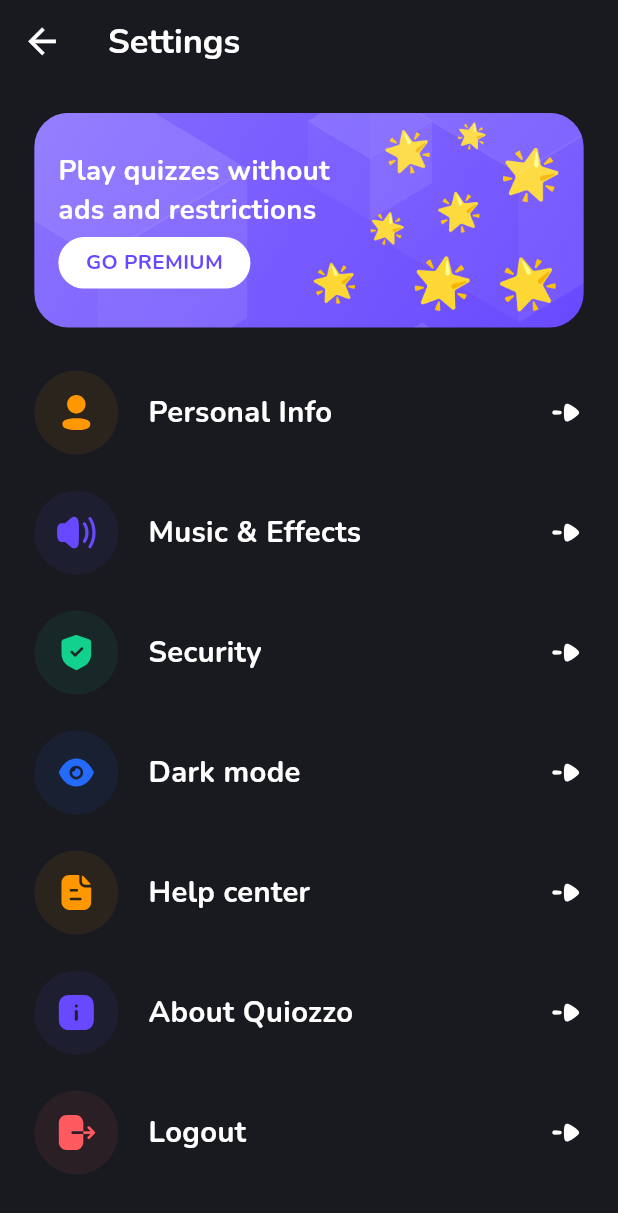
After one commit to Amirxon3310/pima_quiz, a Flutter app: the ProfileSettingsScreen screen opened directly, on a phone screen of 412 x 824 dp. The commit adds this screen. Shown: the top 1213 px of the screen. Run offline on Flutter 3.47's test engine with Material 3 defaults, Android fonts, the phone set to English and light mode, and no system bars; our stand-ins replace firebase_auth, firebase_core, flutter_bloc, flutter_screenutil, flutter_svg, lottie and 1 more; accounts and stored records are empty; network calls fail.

Commit message:
profile_settings

```diff
--- a/lib/core/resources/app_images.dart
+++ b/lib/core/resources/app_images.dart
@@ -3,4 +3,7 @@ class AppImages {
   static const onBoarding1 = "assets/images/on_boarding_1.png";
   static const onBoarding2 = "assets/images/on_boarding_2.png";
   static const onBoarding3 = "assets/images/on_boarding_3.png";
+  static const profileSettingsBanner =
+      "assets/images/profile_setting_banner.png";
+  static const personalInfoAvatar = "assets/images/personal_info_avatar.png";
 }
--- /dev/null
+++ b/lib/features/profile/presentation/pages/profile_settings_screen.dart
@@ -0,0 +1,156 @@
+import 'package:flutter/material.dart';
+import 'package:flutter_screenutil/flutter_screenutil.dart';
+import 'package:pima_quiz/core/extensions/app_extensions.dart';
+import 'package:pima_quiz/core/resources/app_colors.dart';
+import 'package:pima_quiz/core/resources/app_icons.dart';
+import 'package:pima_quiz/core/resources/app_images.dart';
+import 'package:pima_quiz/features/auth/presentation/pages/login_screen.dart';
+import 'package:pima_quiz/features/profile/presentation/pages/personal_info_screen.dart';
+import 'package:pima_quiz/features/profile/presentation/widgets/settings_widget.dart';
+
+class ProfileSettingsScreen extends StatelessWidget {
+  const ProfileSettingsScreen({super.key});
+
+  @override
+  Widget build(BuildContext context) {
+    return Scaffold(
+      backgroundColor: AppColors.dark1,
+      appBar: AppBar(
+        backgroundColor: Colors.transparent,
+        elevation: 0,
+        leading: Icon(Icons.arrow_back, color: Colors.white, size: 24.sp),
+        centerTitle: false,
+        title: Text(
+          'Settings',
+          style: TextStyle(
+            fontSize: 20.sp,
+            fontFamily: 'Nunito',
+            fontWeight: FontWeight.bold,
+            color: Colors.white,
+          ),
+        ),
+      ),
+      body: Padding(
+        padding: EdgeInsets.symmetric(horizontal: 20.w),
+        child: Column(
+          children: [
+            16.height,
+            Container(
+              width: double.infinity,
+              height: 120.h,
+              margin: EdgeInsets.only(bottom: 24.h),
+              decoration: BoxDecoration(
+                image: DecorationImage(
+                  image: AssetImage(AppImages.profileSettingsBanner),
+                  fit: BoxFit.cover,
+                ),
+                borderRadius: BorderRadius.circular(20.r),
+              ),
+              child: Padding(
+                padding: EdgeInsets.symmetric(horizontal: 16, vertical: 26),
+                child: Column(
+                  crossAxisAlignment: CrossAxisAlignment.start,
+                  mainAxisAlignment: MainAxisAlignment.center,
+                  children: [
+                    Text(
+                      "Play quizzes without\nads and restrictions",
+                      style: TextStyle(
+                        fontSize: 16.sp,
+                        fontFamily: 'Nunito',
+                        color: Colors.white,
+                        fontWeight: FontWeight.bold,
+                      ),
+                    ),
+                    Spacer(),
+                    Container(
+                      decoration: BoxDecoration(
+                        color: Colors.white,
+                        borderRadius: BorderRadius.circular(100),
+                      ),
+                      child: Padding(
+                        padding: EdgeInsets.symmetric(
+                          vertical: 6.h,
+                          horizontal: 16.w,
+                        ),
+                        child: Text(
+                          "GO PREMIUM",
+                          style: TextStyle(
+                            fontSize: 12.sp,
+                            fontWeight: FontWeight.bold,
+                            fontFamily: 'Nunito',
+                            color: AppColors.primary500,
+                          ),
+                        ),
+                      ),
+                    ),
+                  ],
+                ),
+              ),
+            ),
+            Column(
+              spacing: 24,
+              children: [
+                SettingsWidget(
+                  onTap: () {
+                    Navigator.push(
+                      context,
+                      MaterialPageRoute(
+                        builder: (context) => PersonalInfoScreen(),
+                      ),
+                    );
+                  },
+                  title: 'Personal Info',
+                  icon: AppIcons.profile,
+                  color: AppColors.transparentOrange,
+                ),
+                SettingsWidget(
+                  onTap: () {},
+                  title: 'Music & Effects',
+                  icon: AppIcons.volumeUp,
+                  color: AppColors.transparentPurple,
+                ),
+                SettingsWidget(
+                  onTap: () {},
+                  title: 'Security',
+                  icon: AppIcons.shieldDone,
+                  color: AppColors.transparentGreen,
+                ),
+                SettingsWidget(
+                  onTap: () {},
+                  title: 'Dark mode',
+                  icon: AppIcons.show,
+                  color: AppColors.transparentBlue,
+                ),
+                SettingsWidget(
+                  onTap: () {},
+                  title: 'Help center',
+                  icon: AppIcons.paper,
+                  color: AppColors.transparentOrange,
+                ),
+                SettingsWidget(
+                  onTap: () {},
+                  title: 'About Quiozzo',
+                  icon: AppIcons.infoSquare,
+                  color: AppColors.transparentPurple,
+                ),
+                SettingsWidget(
+                  onTap: () {
+                    Navigator.pushReplacement(
+                      context,
+                      MaterialPageRoute(
+                        builder: (context) => LoginScreen(),
+                      ),
+                    );
+                  },
+                  title: 'Logout',
+                  icon: AppIcons.logout,
+                  color: AppColors.transparentRed,
+                ),
+              ],
+            ),
+          ],
+        ),
+      ),
+    );
+  }
+}
--- /dev/null
+++ b/lib/features/profile/presentation/widgets/settings_widget.dart
@@ -0,0 +1,68 @@
+import 'package:flutter/material.dart';
+import 'package:flutter_screenutil/flutter_screenutil.dart';
+import 'package:flutter_svg/svg.dart';
+import 'package:pima_quiz/core/resources/app_icons.dart';
+import 'package:pima_quiz/core/widgets/press_effect.dart';
+
+class SettingsWidget extends StatelessWidget {
+  final String icon;
+  final Color color;
+  final String title;
+  final Function onTap;
+  const SettingsWidget({
+    super.key,
+    required this.icon,
+    required this.color,
+    required this.title,
+    required this.onTap,
+  });
+
+  @override
+  Widget build(BuildContext context) {
+    return PressEffect(
+      onTap: () {
+        onTap();
+      },
+      child: Container(
+        color: Colors.transparent,
+        child: Row(
+          spacing: 20,
+          children: [
+            Container(
+              decoration: BoxDecoration(
+                color: color.withAlpha(20),
+                shape: BoxShape.circle,
+              ),
+              width: 56,
+              height: 56,
+              child: SizedBox(
+                child: Transform.scale(
+                  scale: 0.5,
+                  child: SvgPicture.asset(
+                    icon,
+                    color: color,
+                  ),
+                ),
+              ),
+            ),
+            Text(title,
+                style: TextStyle(
+                  fontWeight: FontWeight.bold,
+                  fontSize: 17.sp,
+                  fontFamily: "Nunito",
+                  color: Colors.white,
+                )),
+            Spacer(),
+            SizedBox(
+              height: 20.h,
+              child: SvgPicture.asset(
+                AppIcons.arrowRight,
+                color: Colors.white,
+              ),
+            )
+          ],
+        ),
+      ),
+    );
+  }
+}
```
Also changed, not shown: lib/features/home/presentation/pages/home_screen.dart (+17 -6 lines), lib/features/profile/presentation/pages/personal_info_screen.dart (added, +127 -0 lines), assets/images/profile_setting_banner.png (added), 1 other file.
